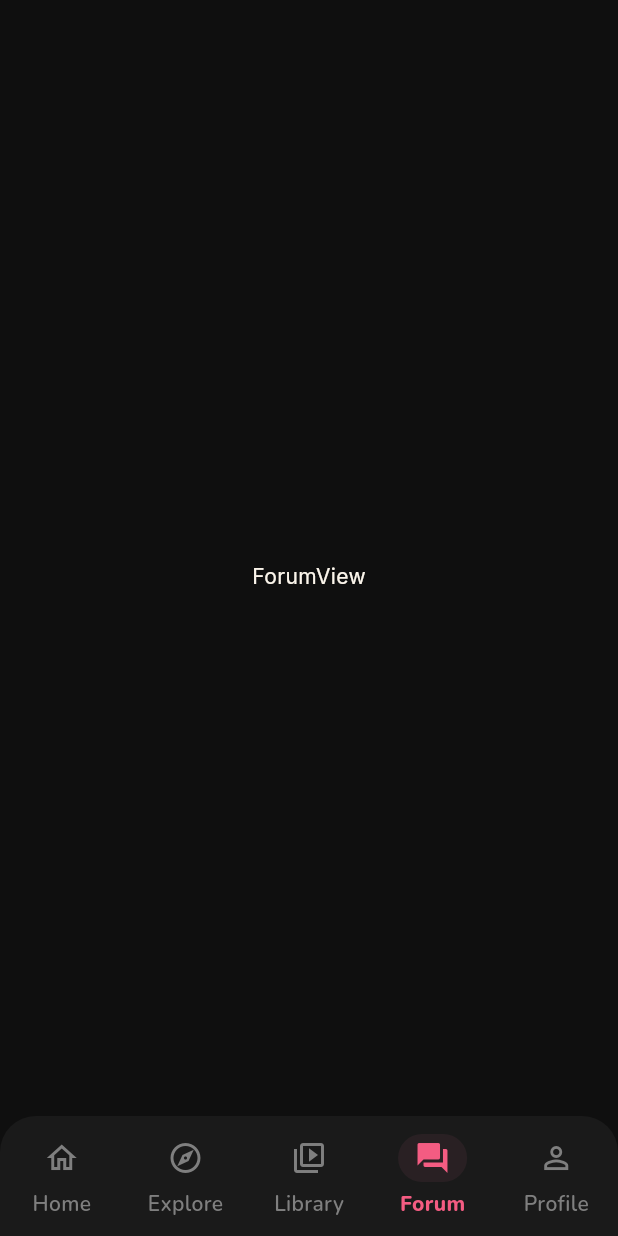
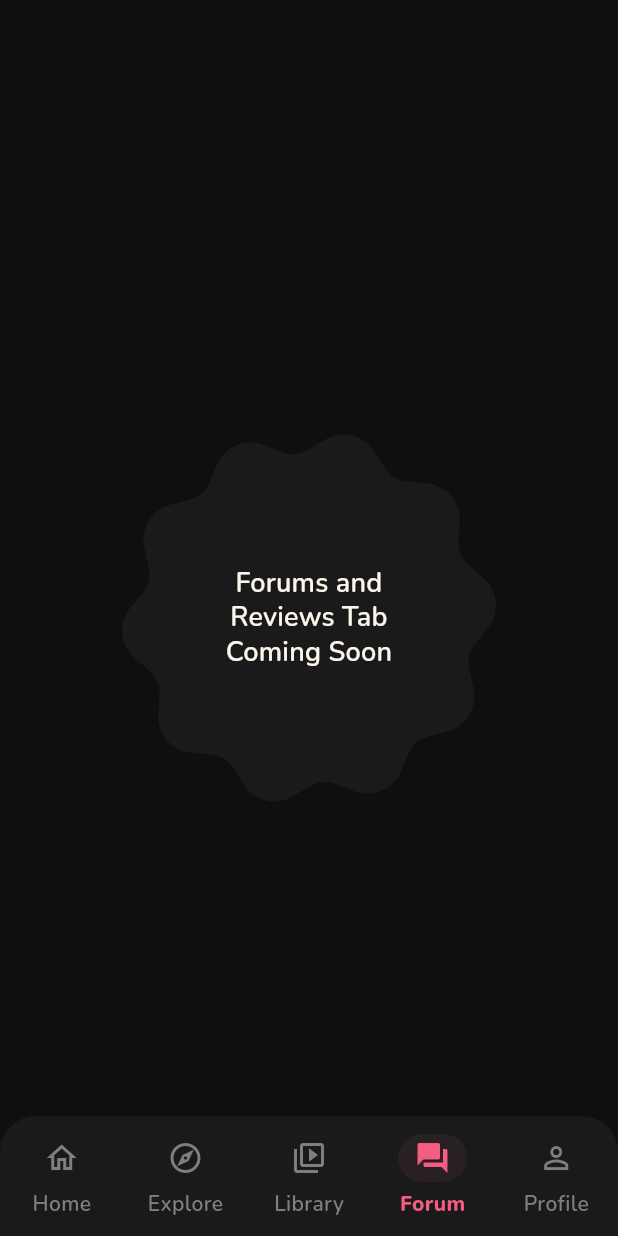
Before and after one commit to 5mhmyhead/AniYoka, a Flutter app: the screen it shows after launch, item 4 of the bottom bar chosen, on a phone screen of 412 x 824 dp. Run offline on Flutter 3.47's test engine with Material 3 defaults, Android fonts, the phone set to English and light mode, and no system bars; our stand-ins replace cached_network_image, flutter_carousel_widget, google_fonts, graphql, loading_animation_widget, shimmer and 3 more; network calls fail.

Commit message:
chore: improved discover tab performance

```diff
--- a/lib/ui/views/forum/forum_view.dart
+++ b/lib/ui/views/forum/forum_view.dart
@@ -1,3 +1,4 @@
+import 'package:aniyoka/ui/widgets/empty_state_placeholder.dart';
 import 'package:flutter/material.dart';
 import 'package:stacked/stacked.dart';
 
@@ -12,11 +13,8 @@ class ForumView extends StackedView<ForumViewModel> {
     ForumViewModel viewModel,
     Widget? child,
   ) {
-    return Scaffold(
-      body: Container(
-        padding: const EdgeInsets.only(left: 25.0, right: 25.0),
-        child: const Center(child: Text("ForumView")),
-      ),
+    return EmptyStatePlaceholder(
+      title: 'Forums and Reviews Tab Coming Soon',
     );
   }
 
--- a/lib/ui/views/home/tabs/discover/discover_tab_view.dart
+++ b/lib/ui/views/home/tabs/discover/discover_tab_view.dart
@@ -8,17 +8,36 @@ import 'package:loading_animation_widget/loading_animation_widget.dart';
 import 'package:stacked/stacked.dart';
 import 'discover_tab_viewmodel.dart';
 
-class DiscoverTab extends StackedView<DiscoverTabViewModel> {
+// switching between tabs became costly since it was rebuilt every time
+// so discover tab was changed to a StatefulWidget to give it
+// AutomaticKeepAliveClientMixin for improved performance
+class DiscoverTab extends StatefulWidget {
   const DiscoverTab({super.key});
 
   @override
-  Widget builder(
-      BuildContext context, DiscoverTabViewModel viewModel, Widget? child) {
+  State<DiscoverTab> createState() => _DiscoverTabState();
+}
+
+class _DiscoverTabState extends State<DiscoverTab>
+    with AutomaticKeepAliveClientMixin {
+  @override
+  bool get wantKeepAlive => true;
+
+  @override
+  Widget build(BuildContext context) {
+    super.build(context);
+
+    return ViewModelBuilder<DiscoverTabViewModel>.reactive(
+      viewModelBuilder: () => DiscoverTabViewModel(),
+      onViewModelReady: (viewModel) => viewModel.initialise(),
+      builder: (context, viewModel, child) {
         // TODO: change is busy call to something different later
         if (viewModel.isBusy) {
           return Center(
             child: LoadingAnimationWidget.fourRotatingDots(
-              color: context.colors.primary, size: 50));
+              color: context.colors.primary, size: 50
+            ),
+          );
         }
 
         // TODO: change has error call to something else
@@ -31,53 +50,75 @@ class DiscoverTab extends StackedView<DiscoverTabViewModel> {
                 TextButton(
                   onPressed: viewModel.initialise,
                   child: Text('Try again'),
-            )
+                ),
               ],
             ),
           );
         }
 
-    return ListView(
+        return SafeArea(
+          top: false,
+          child: ListView(
             padding: EdgeInsets.zero,
             children: [
               verticalSpaceLg,
-        SectionHeader(title: 'Trending Anime', onTap: () {}),
-        verticalSpaceMd,
-        HeroCarousel(listItems: viewModel.trendingAnime),
-        verticalSpaceLg,
-        SectionHeader(
+              _buildSection(
+                title: 'Trending Anime',
+                onTap: () {},
+                content: HeroCarousel(listItems: viewModel.trendingAnime),
+              ),
+              _buildSection(
                 title: 'This Season',
                 subtitle: SeasonHelper.getCurrentSeasonAsString(),
                 color: context.colors.secondary,
-          onTap: () {}
+                onTap: () {},
+                content: CardListRow(listItems: viewModel.thisSeasonAnime),
               ),
-        verticalSpaceMd,
-        CardListRow(listItems: viewModel.thisSeasonAnime),
-        verticalSpaceLg,
-        SectionHeader(
+              _buildSection(
                 title: 'Next Season',
                 subtitle: SeasonHelper.getNextSeasonAsString(),
                 color: context.colors.secondary,
-          onTap: () {}
+                onTap: () {},
+                content: CardListRow(listItems: viewModel.nextSeasonAnime),
+              ),
+              _buildSection(
+                title: 'Trending Manga',
+                onTap: () {},
+                content: HeroCarousel(listItems: viewModel.trendingManga),
+              ),
+              _buildSection(
+                title: 'Highest Rated Manga',
+                color: context.colors.secondary,
+                onTap: () {},
+                content: CardListRow(listItems: viewModel.highestRatedManga),
+              ),
+            ],
+          ),
+        );
+      },
+    );
+  }
+}
+
+Widget _buildSection({
+  required String title,
+  required Widget content,
+  String? subtitle,
+  Color? color,
+  VoidCallback? onTap,
+}) {
+  return Column(
+    crossAxisAlignment: CrossAxisAlignment.start,
+    children: [
+      SectionHeader(
+        title: title,
+        subtitle: subtitle,
+        color: color,
+        onTap: onTap,
       ),
       verticalSpaceMd,
-        CardListRow(listItems: viewModel.nextSeasonAnime),
+      content,
       verticalSpaceLg,
-        SectionHeader(title: 'Trending Manga', onTap: () {}),
-        verticalSpaceMd,
-        HeroCarousel(listItems: viewModel.trendingManga),
-        verticalSpaceLg,
-        SectionHeader(title: 'Highest Rated Manga', color: context.colors.secondary, onTap: () {}),
-        verticalSpaceMd,
-        CardListRow(listItems: viewModel.highestRatedManga),
-        verticalSpaceXl,
     ],
   );
 }
-
-  @override
-  DiscoverTabViewModel viewModelBuilder(BuildContext context) => DiscoverTabViewModel();
-
-  @override
-  void onViewModelReady(DiscoverTabViewModel viewModel) => viewModel.initialise();
-}
--- a/lib/ui/views/main/main_view.dart
+++ b/lib/ui/views/main/main_view.dart
@@ -14,28 +14,18 @@ class MainView extends StackedView<MainViewModel> {
 
   @override
   Widget builder(BuildContext context, MainViewModel viewModel, Widget? child) {
-    // a big issue with having a rounded bottom navigation bar is that the
-    // content doesn't normally scroll under it, which means content doesn't
-    // show within the small gaps in the rounded corners
-    final double bottomInset = MediaQuery.of(context).padding.bottom + 56.0;
-
-    // this is why extendBody is set to true with a padding to counteract it
-    // 80 (from the nav bar height) - 24 (border radius) to get 56
-    // this means adding 24 bottom padding to circumvent this discrepancy
-    // on the rest of the other screens
     return Scaffold(
       extendBody: true,
       backgroundColor: context.colors.surface,
-      body: Padding(
-        padding: EdgeInsets.only(bottom: bottomInset),
-        child: switch (viewModel.currentPage) {
-          0 => const HomeView(),
-          1 => const ExploreView(),
-          2 => const LibraryView(),
-          3 => const ForumView(),
-          4 => const ProfileView(),
-          int() => throw UnimplementedError(),
-        },
+      body: IndexedStack(
+        index:viewModel.currentPage,
+        children: [
+          const HomeView(),
+            viewModel.hasVisited(1) ? const ExploreView() : const SizedBox(),
+            viewModel.hasVisited(2) ? const LibraryView() : const SizedBox(),
+            viewModel.hasVisited(3) ? const ForumView() : const SizedBox(),
+            viewModel.hasVisited(4) ? const ProfileView() : const SizedBox(),
+        ],
       ),
       bottomNavigationBar: ClipRRect(
         borderRadius: BorderRadius.vertical(top: Radius.circular(24.0)),
@@ -64,9 +54,9 @@ class MainView extends StackedView<MainViewModel> {
               label: 'Library',
             ),
             NavigationDestination(
-                icon: Icon(Icons.forum_outlined),
-                selectedIcon: Icon(Icons.forum),
-                label: 'Forum'),
+              icon: Icon(Icons.forum_outlined),
+              selectedIcon: Icon(Icons.forum),
+              label: 'Forum'),
             NavigationDestination(
               icon: Icon(Icons.person_outline),
               selectedIcon: Icon(Icons.person),
--- a/lib/ui/views/main/main_viewmodel.dart
+++ b/lib/ui/views/main/main_viewmodel.dart
@@ -2,12 +2,15 @@ import 'package:stacked/stacked.dart';
 
 class MainViewModel extends BaseViewModel {
   int _currentPage = 0;
+  int get currentPage => _currentPage;
 
-  int get currentPage {
-    return _currentPage;
-  }
+  // tracks which tabs have been opened at least once
+  // the app only builds the view when visited, and will be kept alive after
+  final Set<int> _visitedTabs = {0};
+  bool hasVisited(int index) => _visitedTabs.contains(index);
 
   void setPage(int index) {
+    _visitedTabs.add(index);
     _currentPage = index;
     rebuildUi();
   }
--- /dev/null
+++ b/lib/ui/widgets/empty_state_placeholder.dart
@@ -0,0 +1,62 @@
+import 'package:aniyoka/ui/common/ui_helpers.dart';
+import 'package:flutter/material.dart';
+
+class EmptyStatePlaceholder extends StatefulWidget {
+  final String title;
+
+  const EmptyStatePlaceholder({super.key, required this.title});
+
+  @override
+  State<EmptyStatePlaceholder> createState() => _EmptyStatePlaceholderState();
+}
+
+class _EmptyStatePlaceholderState extends State<EmptyStatePlaceholder>
+    with SingleTickerProviderStateMixin {
+  late final AnimationController _controller = AnimationController(
+    vsync: this,
+    duration: const Duration(seconds: 30),
+  )..repeat();
+
+  @override
+  void dispose() {
+    _controller.dispose();
+    super.dispose();
+  }
+
+  @override
+  Widget build(BuildContext context) {
+    return Center(
+      child: Stack(
+        alignment: Alignment.center,
+        children: [
+          RotationTransition(
+            turns: _controller,
+            child: Container(
+              width: 250,
+              height: 250,
+              decoration: ShapeDecoration(
+                color: context.colors.surfaceContainer,
+                shape: StarBorder(
+                  points: 10,
+                  innerRadiusRatio: 0.80,
+                  valleyRounding: 0.2,
+                  pointRounding: 0.5,
+                ),
+              ),
+            ),
+          ),
+          SizedBox(
+            width: 170,
+            child: Text(
+              widget.title,
+              textAlign: TextAlign.center,
+              style: context.textTheme.titleMedium?.copyWith(
+                height: 1.25,
+              )
+            ),
+          ),
+        ],
+      ),
+    );
+  }
+}
```
Also changed, not shown: lib/ui/widgets/card_list_row.dart (+9 -9 lines), lib/ui/widgets/hero_carousel.dart (+3 -5 lines). Lines whose indentation alone changed are shown as unchanged.
